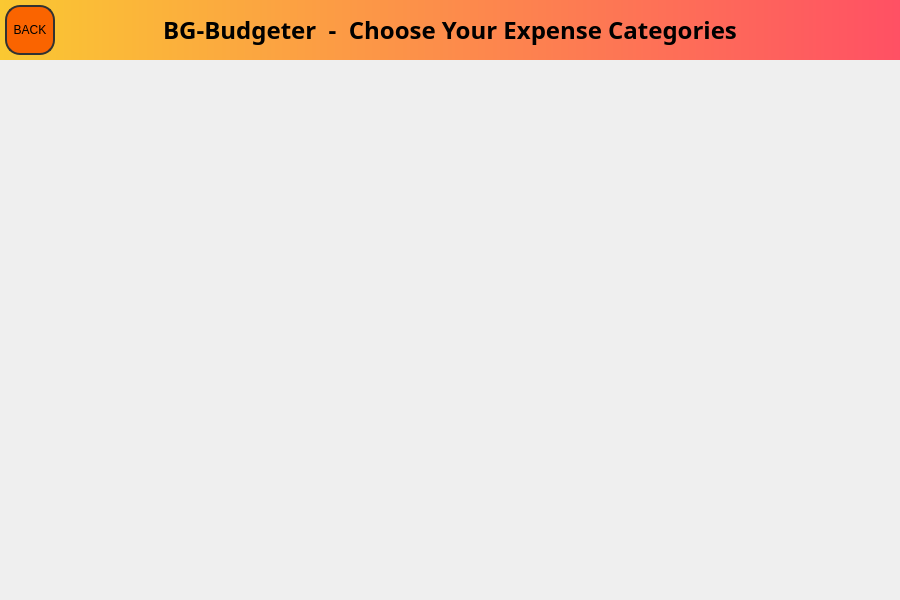
Old version of the form QtUiFiles/budgeter.ui in the repository BenSGrant/BG-Budgeter.
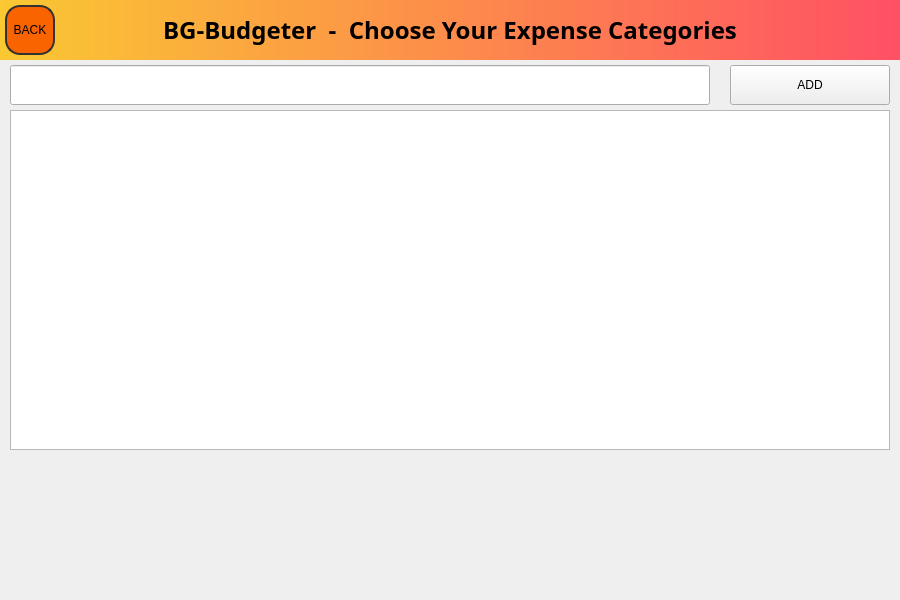
New version of the form. The open tabs and pages were chosen to show the change.

Commit message: added category ui page features

Patch:
```diff
--- a/QtUiFiles/budgeter.ui
+++ b/QtUiFiles/budgeter.ui
@@ -316,6 +316,39 @@
       <string>BACK</string>
      </property>
     </widget>
+    <widget class="QTableWidget" name="categoryTable">
+     <property name="geometry">
+      <rect>
+       <x>10</x>
+       <y>110</y>
+       <width>880</width>
+       <height>340</height>
+      </rect>
+     </property>
+    </widget>
+    <widget class="QLineEdit" name="categoryNameInputLE">
+     <property name="geometry">
+      <rect>
+       <x>10</x>
+       <y>65</y>
+       <width>700</width>
+       <height>40</height>
+      </rect>
+     </property>
+    </widget>
+    <widget class="QPushButton" name="addCategoryButton">
+     <property name="geometry">
+      <rect>
+       <x>730</x>
+       <y>65</y>
+       <width>160</width>
+       <height>40</height>
+      </rect>
+     </property>
+     <property name="text">
+      <string>ADD</string>
+     </property>
+    </widget>
    </widget>
    <widget class="QWidget" name="optionsPage">
     <widget class="QLabel" name="optionsPageTtl">
```
The commit also changes 1 other file.
